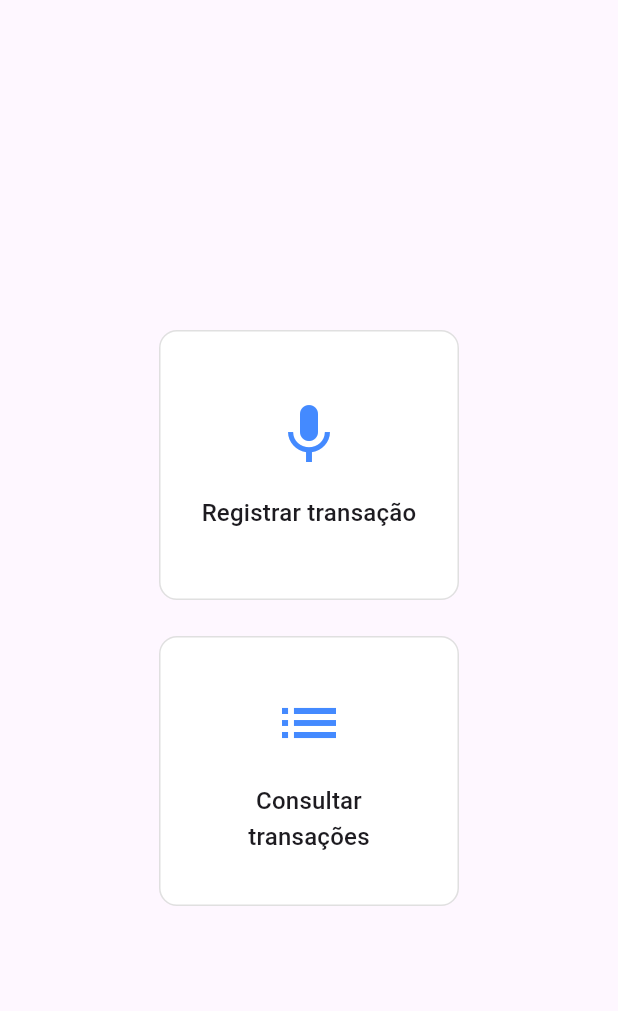
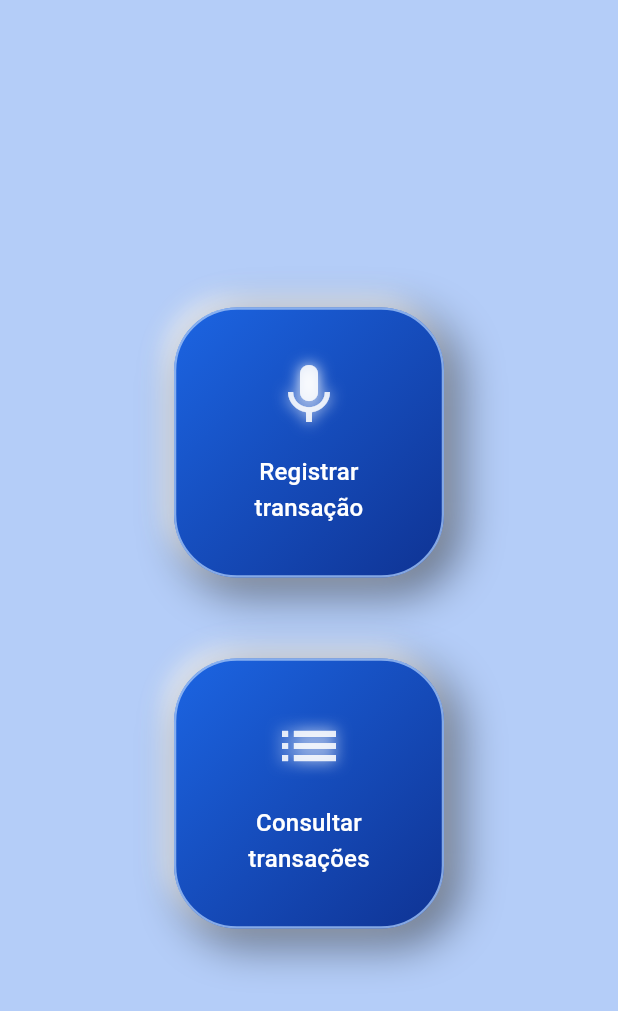
Before and after one commit to TGeronimo/budgeting-ui, a Flutter app: the MenuPage screen opened by its route, on a phone screen of 412 x 824 dp. Shown: the top 1011 px of the screen. Run offline on Flutter 3.47's test engine with Material 3 defaults, Android fonts, the light colour scheme and no system bars.

Commit message:
Improve OptionCard aspect.

```diff
--- a/lib/widgets/menu_column_layout.dart
+++ b/lib/widgets/menu_column_layout.dart
@@ -13,6 +13,7 @@ class MenuColumnLayout extends StatelessWidget {
   Widget build(BuildContext context) {
     return SingleChildScrollView(
       child: AnimatedContainer(
+        color: const Color.fromARGB(255, 161, 195, 246).withValues(alpha: 0.8),
         width: double.infinity,
         duration: const Duration(milliseconds: 200
           ),
@@ -29,7 +30,7 @@ class MenuColumnLayout extends StatelessWidget {
               icon: Icons.mic,
               title: 'Registrar transação',
             ),
-            SizedBox(height: 24), // Espaçamento entre os cards
+            SizedBox(height: 54), // Espaçamento entre os cards
             OptionCard(
               onTap: () {
                 Navigator.pushNamed(context, '/get-transactions-page');
--- a/lib/widgets/menu_row_layout.dart
+++ b/lib/widgets/menu_row_layout.dart
@@ -13,6 +13,7 @@ class MenuRowLayout extends StatelessWidget {
   Widget build(BuildContext context) {
     return SingleChildScrollView(
       child: AnimatedContainer(
+        color: Color.fromARGB(255, 161, 195, 246).withValues(alpha: 0.8),
         duration: const Duration(milliseconds: 200
           ),
         constraints: BoxConstraints(
--- a/lib/widgets/option_card.dart
+++ b/lib/widgets/option_card.dart
@@ -19,12 +19,43 @@ class OptionCard extends StatelessWidget {
       borderRadius: BorderRadius.circular(12),
       child: Container(
         height: 180,
-        width: 200,
+        width: 180,
         padding: const EdgeInsets.all(24),
         decoration: BoxDecoration(
-          color: Colors.white,
-          borderRadius: BorderRadius.circular(12),
-          border: Border.all(color: Colors.grey.shade300),
+          color: const Color.fromARGB(255, 41, 55, 210),
+          border: Border.all(
+            color: const Color.fromARGB(255, 161, 195, 246).withValues(alpha: 0.8),
+            width: 1.5,
+          ),
+          gradient: LinearGradient(
+            colors: [
+              const Color.fromARGB(255, 28, 101, 227),
+              const Color.fromARGB(255, 15, 51, 147),
+            ],
+            begin: Alignment.topLeft,
+            end: Alignment.bottomRight,
+          ),
+          boxShadow: [
+            BoxShadow(
+              color: Colors.white.withValues(alpha: 0.7),
+              offset: Offset(-6, -6),
+              blurRadius: 12,
+              spreadRadius: 1,
+            ),
+            BoxShadow(
+              color: Colors.black.withValues(alpha: 0.5),
+              offset: Offset(8, 8),
+              blurRadius: 25,
+              spreadRadius: 2,
+            ),
+            BoxShadow(
+              color: Colors.white.withValues(alpha: 0.25),
+              offset: Offset(-2, -2),
+              blurRadius: 20,
+              spreadRadius: 0,
+            ),
+          ],
+          borderRadius: BorderRadius.circular(42),
         ),
         child: Column(
           mainAxisAlignment: MainAxisAlignment.center,
@@ -33,14 +64,22 @@ class OptionCard extends StatelessWidget {
             Icon(
               icon,
               size: 48,
-              color: Colors.blueAccent,
+              color: const Color.fromARGB(220, 255, 255, 255),
+              shadows: [
+                BoxShadow(
+                  color: const Color.fromARGB(255, 251, 253, 255),
+                  blurRadius: 12,
+                ),
+              ],
             ),
             const SizedBox(height: 16),
             Text(
               title,
               textAlign: TextAlign.center,
-              style: Theme.of(context).textTheme.titleMedium,
-            ),
+              style: Theme.of(context).textTheme.titleMedium!
+                .copyWith(color: Colors.white,
+                  fontWeight: FontWeight.w500),
+                ),
           ],
         ),
       ),
```
